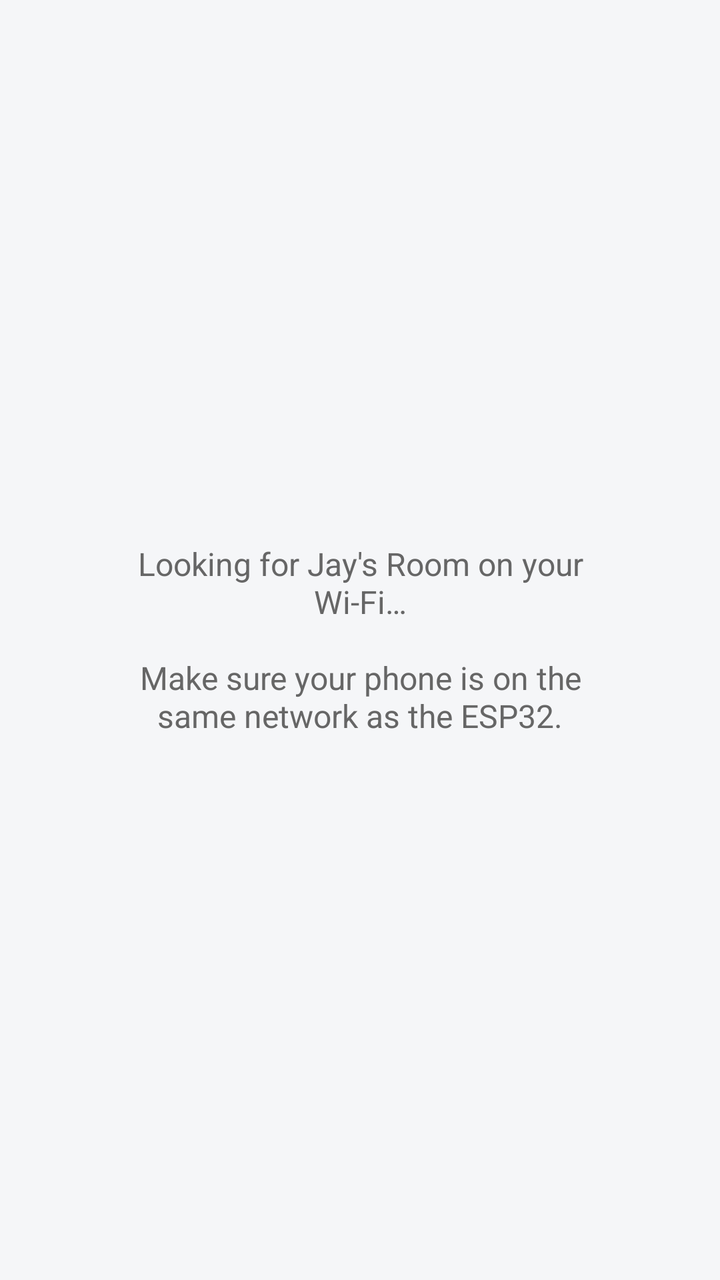
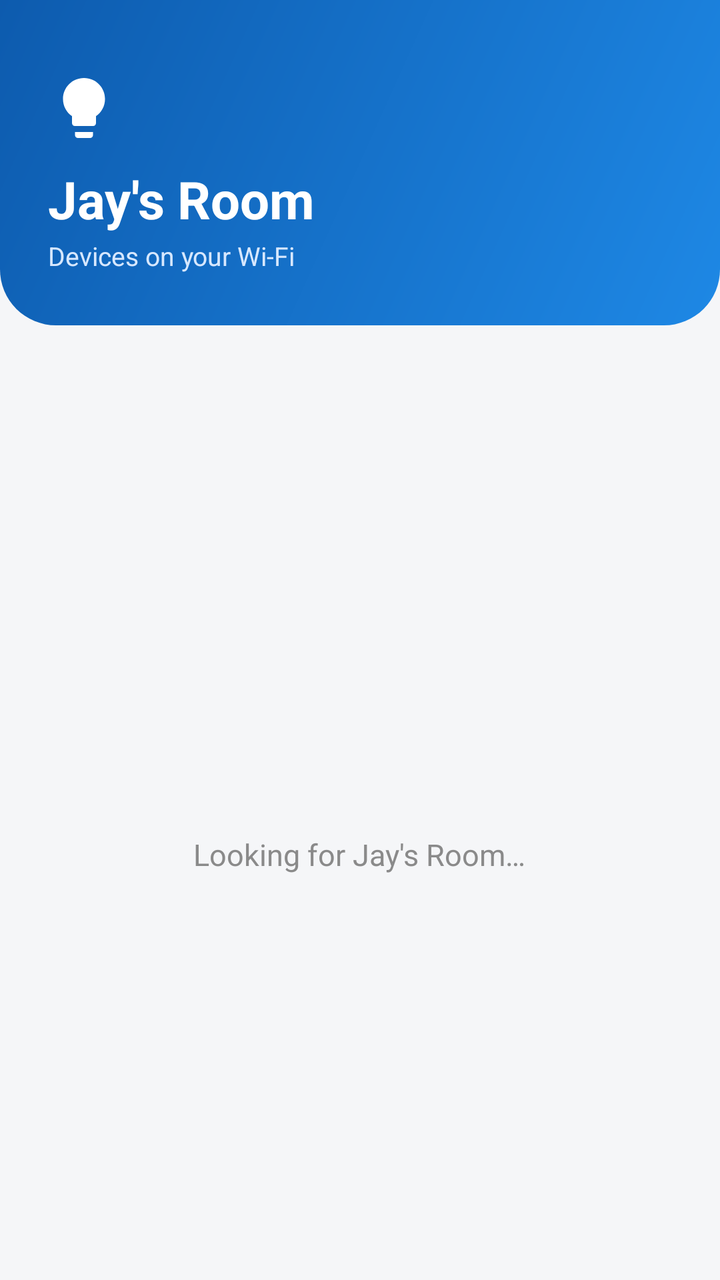

Screens rendered from an Android XML layout before and after an edit, with the pre-edit source and the edit as a unified diff.
<!-- AndroidManifest.xml: application theme Theme.JaysRoom -->
<!-- res/layout/activity_main.xml -->
<?xml version="1.0" encoding="utf-8"?>
<FrameLayout xmlns:android="http://schemas.android.com/apk/res/android"
    android:layout_width="match_parent"
    android:layout_height="match_parent">

    <androidx.recyclerview.widget.RecyclerView
        android:id="@+id/deviceList"
        android:layout_width="match_parent"
        android:layout_height="match_parent"
        android:padding="16dp"
        android:clipToPadding="false" />

    <TextView
        android:id="@+id/emptyText"
        android:layout_width="280dp"
        android:layout_height="wrap_content"
        android:layout_gravity="center"
        android:padding="24dp"
        android:gravity="center"
        android:textSize="16sp"
        android:textColor="#666666"
        android:text="@string/scanning" />

</FrameLayout>
<!-- resources referenced by this layout -->
<resources>
  <string name="scanning">Looking for Jay\'s Room on your Wi-Fi…\n\nMake sure your phone is on the same network as the ESP32.</string>
  <style name="Theme.JaysRoom" parent="Theme.MaterialComponents.DayNight.NoActionBar">
          <item name="colorPrimary">#007BFF</item>
          <item name="colorPrimaryDark">#0056B3</item>
          <item name="colorAccent">#FFD68A</item>
          <item name="android:windowBackground">#F5F6F8</item>
      </style>
</resources>

<!-- the commit's change to res/layout/activity_main.xml (unified diff, before → after) -->
@@ -1,24 +1,83 @@
 <?xml version="1.0" encoding="utf-8"?>
-<FrameLayout xmlns:android="http://schemas.android.com/apk/res/android"
+<LinearLayout xmlns:android="http://schemas.android.com/apk/res/android"
+    xmlns:app="http://schemas.android.com/apk/res-auto"
     android:layout_width="match_parent"
-    android:layout_height="match_parent">
+    android:layout_height="match_parent"
+    android:orientation="vertical"
+    android:background="@color/screen_background">
 
-    <androidx.recyclerview.widget.RecyclerView
-        android:id="@+id/deviceList"
+    
+    <LinearLayout
         android:layout_width="match_parent"
-        android:layout_height="match_parent"
-        android:padding="16dp"
-        android:clipToPadding="false" />
+        android:layout_height="wrap_content"
+        android:orientation="vertical"
+        android:background="@drawable/bg_header"
+        android:paddingHorizontal="24dp"
+        android:paddingTop="36dp"
+        android:paddingBottom="26dp">
 
-    <TextView
-        android:id="@+id/emptyText"
-        android:layout_width="280dp"
-        android:layout_height="wrap_content"
-        android:layout_gravity="center"
-        android:padding="24dp"
-        android:gravity="center"
-        android:textSize="16sp"
-        android:textColor="#666666"
-        android:text="@string/scanning" />
+        <ImageView
+            android:layout_width="36dp"
+            android:layout_height="36dp"
+            android:src="@drawable/ic_bulb" />
 
-</FrameLayout>
+        <TextView
+            android:layout_width="wrap_content"
+            android:layout_height="wrap_content"
+            android:layout_marginTop="10dp"
+            android:text="@string/app_name"
+            android:textColor="#FFFFFF"
+            android:textSize="26sp"
+            android:textStyle="bold" />
+
+        <TextView
+            android:layout_width="wrap_content"
+            android:layout_height="wrap_content"
+            android:layout_marginTop="2dp"
+            android:text="@string/header_subtitle"
+            android:textColor="#D7E8FF"
+            android:textSize="13sp" />
+    </LinearLayout>
+
+    
+    <FrameLayout
+        android:layout_width="match_parent"
+        android:layout_height="0dp"
+        android:layout_weight="1">
+
+        <androidx.recyclerview.widget.RecyclerView
+            android:id="@+id/deviceList"
+            android:layout_width="match_parent"
+            android:layout_height="match_parent"
+            android:paddingHorizontal="16dp"
+            android:paddingTop="20dp"
+            android:clipToPadding="false" />
+
+        <LinearLayout
+            android:id="@+id/emptyState"
+            android:layout_width="260dp"
+            android:layout_height="wrap_content"
+            android:layout_gravity="center"
+            android:orientation="vertical"
+            android:gravity="center"
+            android:padding="24dp">
+
+            <ProgressBar
+                android:layout_width="36dp"
+                android:layout_height="36dp"
+                android:indeterminateTint="@color/accent" />
+
+            <TextView
+                android:id="@+id/emptyText"
+                android:layout_width="wrap_content"
+                android:layout_height="wrap_content"
+                android:layout_marginTop="16dp"
+                android:gravity="center"
+                android:textSize="15sp"
+                android:textColor="@color/text_secondary"
+                android:text="@string/scanning" />
+        </LinearLayout>
+
+    </FrameLayout>
+
+</LinearLayout>
<!-- resource entries referenced after the edit -->
@@ -1,11 +1,42 @@
 <!-- resources referenced by this layout -->
 <resources>
-  <string name="scanning">Looking for Jay\'s Room on your Wi-Fi…\n\nMake sure your phone is on the same network as the ESP32.</string>
+  <color name="accent">#1E88E5</color>
+  <color name="screen_background">#F5F6F8</color>
+  <color name="text_secondary">#8A8A8A</color>
+  <!-- drawable bg_header (drawable) -->
+  <shape xmlns:android="http://schemas.android.com/apk/res/android">
+      <corners android:bottomLeftRadius="28dp" android:bottomRightRadius="28dp" />
+      <gradient
+          android:angle="135"
+          android:startColor="@color/header_start"
+          android:endColor="@color/header_end" />
+  </shape>
+  <!-- drawable ic_bulb (drawable) -->
+  <vector xmlns:android="http://schemas.android.com/apk/res/android"
+      android:width="24dp"
+      android:height="24dp"
+      android:viewportWidth="24"
+      android:viewportHeight="24"
+      android:tint="#FFFFFF">
+      <path
+          android:fillColor="#FF000000"
+          android:pathData="M12,2C8.1,2 5,5.1 5,9c0,2.4 1.2,4.5 3,5.7V17c0,0.6 0.4,1 1,1h6c0.6,0 1,-0.4 1,-1v-2.3c1.8,-1.2 3,-3.3 3,-5.7C19,5.1 15.9,2 12,2z" />
+      <path
+          android:fillColor="#FF000000"
+          android:pathData="M9,20h6v1c0,0.6 -0.4,1 -1,1h-4c-0.6,0 -1,-0.4 -1,-1v-1z" />
+  </vector>
+  <string name="app_name">Jay\'s Room</string>
+  <string name="header_subtitle">Devices on your Wi-Fi</string>
+  <string name="scanning">Looking for Jay\'s Room…</string>
   <style name="Theme.JaysRoom" parent="Theme.MaterialComponents.DayNight.NoActionBar">
-          <item name="colorPrimary">#007BFF</item>
-          <item name="colorPrimaryDark">#0056B3</item>
-          <item name="colorAccent">#FFD68A</item>
-          <item name="android:windowBackground">#F5F6F8</item>
+          <item name="colorPrimary">@color/accent</item>
+          <item name="colorPrimaryDark">@color/header_end</item>
+          <item name="colorAccent">@color/accent</item>
+          <item name="android:windowBackground">@color/screen_background</item>
+          <item name="android:statusBarColor">@color/header_start</item>
+          <item name="android:windowLightStatusBar">false</item>
       </style>
+  <color name="header_start">#1E88E5</color>
+  <color name="header_end">#0D5BAE</color>
 </resources>
 
